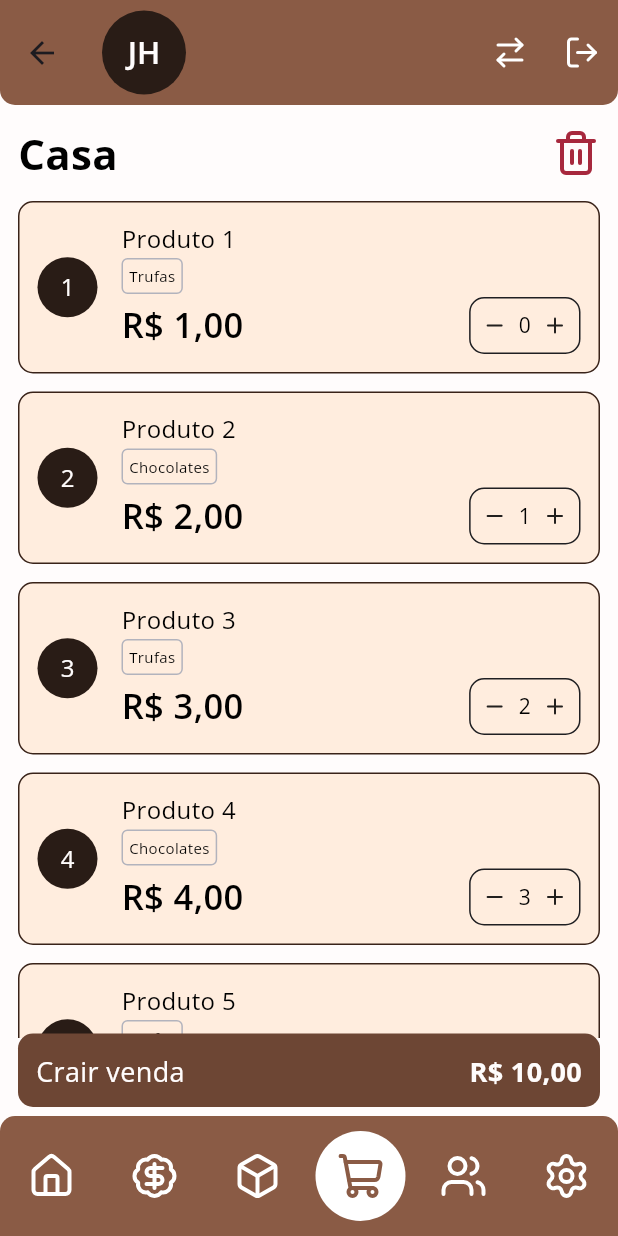
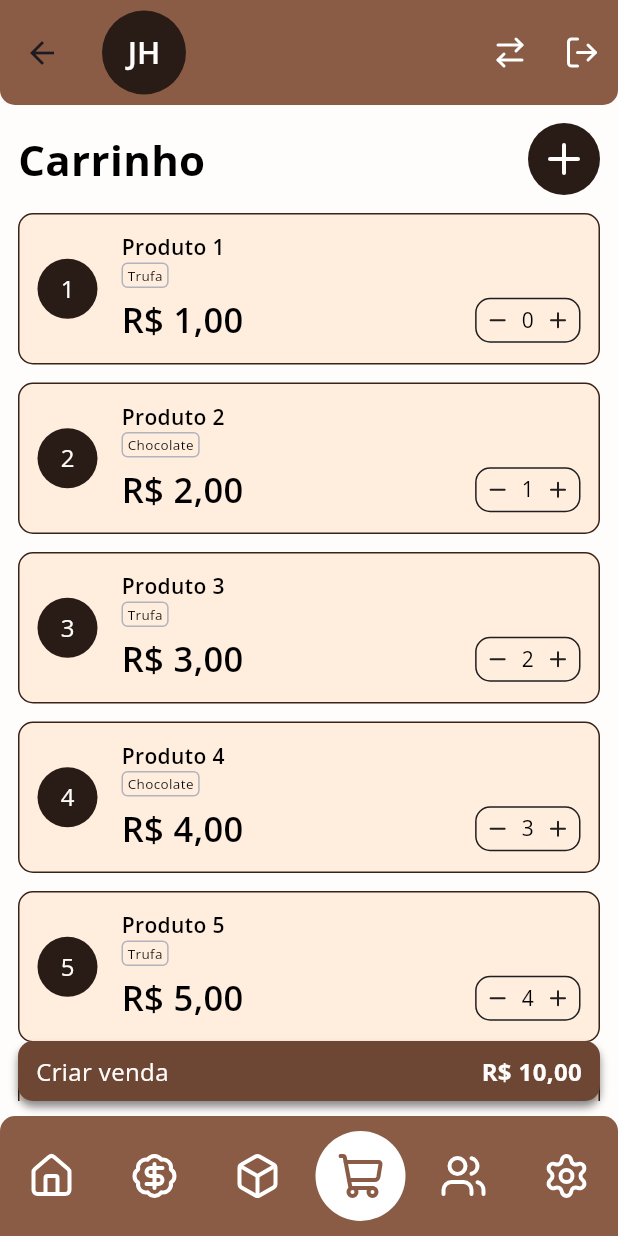
Before and after one commit to Jhyea026/trufapp, a Flutter app: the HomePage screen opened by its route, item 4 of the bottom bar chosen, on a phone screen of 412 x 824 dp. Run offline on Flutter 3.47's test engine with Material 3 defaults, Android fonts, the phone set to English and light mode, and no system bars; drawn by our look-alikes of easy_rich_text; our stand-ins replace flutter_lucide, get.

Commit message:
Reajuste na tela de carrinho e adicionado botão de "Adicionar produto"

```diff
--- /dev/null
+++ b/lib/app/core/components/addButtom.dart
@@ -0,0 +1,39 @@
+// ignore: file_names
+import 'package:flutter/material.dart';
+import 'package:flutter_lucide/flutter_lucide.dart';
+import 'package:trufapp/app/core/theme/app_colors.dart';
+
+class Addbuttom extends StatefulWidget {
+  final VoidCallback? acao;
+
+  const Addbuttom({super.key, this.acao});
+
+  @override
+  State<Addbuttom> createState() => _AddbuttomState();
+}
+
+class _AddbuttomState extends State<Addbuttom> {
+  bool hover = false;
+  @override
+  Widget build(BuildContext context) {
+    return InkWell(
+      onHover: (isHovering) {
+        setState(() {
+          hover = isHovering;
+        });
+      },
+      borderRadius: BorderRadius.circular(50),
+      onTap: widget.acao,
+      child: Container(
+        width: 48,
+        height: 48,
+        decoration: BoxDecoration(
+          borderRadius: BorderRadius.circular(50),
+          color: hover ? AppColors.darkMocha430 : AppColors.darkMocha460,
+
+        ),
+        child: Icon(LucideIcons.plus, size: 32, color: AppColors.lightMocha10,)
+      ),
+    );
+  }
+}
--- a/lib/app/core/components/contador_quantidade.dart
+++ b/lib/app/core/components/contador_quantidade.dart
@@ -16,7 +16,7 @@ class ContadorQuantidade extends StatelessWidget {
   @override
   Widget build(BuildContext context) {
     return Container(
-      padding: EdgeInsets.all(8),
+      padding: EdgeInsets.symmetric(horizontal: 6, vertical: 4),
       decoration: BoxDecoration(
         border: Border.all(color: AppColors.darkMocha220),
         borderRadius: BorderRadius.circular(10),
--- a/lib/app/core/components/custom_button.dart
+++ b/lib/app/core/components/custom_button.dart
@@ -2,12 +2,13 @@ import 'package:flutter/material.dart';
 import 'package:trufapp/app/core/components/apptext.dart';
 import 'package:trufapp/app/core/theme/app_colors.dart';
 import 'package:trufapp/app/core/theme/app_fonts_weight.dart';
+import 'package:trufapp/app/utils/custom_shadow.dart';
 
 class CustomButton extends StatefulWidget {
   final Widget? filho;
   final String? texto;
   final double? largura, altura;
-  final bool carregando, mostraBorda;
+  final bool carregando, mostraBorda, mostraSombra;
   final Color? corFundo, corTexto, corHover;
   final VoidCallback? acao;
 
@@ -19,6 +20,7 @@ class CustomButton extends StatefulWidget {
     this.altura,
     this.carregando = false,
     this.mostraBorda = true,
+    this.mostraSombra = false,
     this.corFundo,
     this.acao,
     this.corTexto, this.corHover,
@@ -50,6 +52,9 @@ class _CustomButtonState extends State<CustomButton> {
               ? Border.all(color: AppColors.darkMocha420)
               : null,
           borderRadius: BorderRadius.all(Radius.circular(10)),
+          boxShadow: widget.mostraSombra?[
+            customShadow()
+          ]: []
         ),
         child: widget.carregando
             ? Center(
--- a/lib/app/core/components/etiqueta.dart
+++ b/lib/app/core/components/etiqueta.dart
@@ -10,7 +10,7 @@ class Etiqueta extends StatelessWidget {
   @override
   Widget build(BuildContext context) {
     return Container(
-      padding: EdgeInsets.all(4),
+      padding: EdgeInsets.symmetric(horizontal: 3, vertical: 1),
       decoration: BoxDecoration(
         border: Border.all(color: corBorda ?? AppColors.darkMocha140),
         borderRadius: BorderRadius.circular(4),
@@ -18,7 +18,8 @@ class Etiqueta extends StatelessWidget {
       child: AppText(
         text: texto,
         color: corBorda ?? AppColors.darkMocha240,
-        fontSize: 10,
+        fontSize: 9,
+
       ),
     );
   }
--- a/lib/app/pages/carrinho/carrinho_page.dart
+++ b/lib/app/pages/carrinho/carrinho_page.dart
@@ -1,7 +1,8 @@
 import 'package:flutter/material.dart';
-import 'package:flutter_lucide/flutter_lucide.dart';
+import 'package:trufapp/app/core/components/addButtom.dart';
 import 'package:trufapp/app/core/components/apptext.dart';
 import 'package:trufapp/app/core/components/contador_quantidade.dart';
+import 'package:trufapp/app/core/components/custom_button.dart';
 import 'package:trufapp/app/core/components/etiqueta.dart';
 import 'package:trufapp/app/core/theme/app_colors.dart';
 import 'package:trufapp/app/core/theme/app_fonts_weight.dart';
@@ -11,13 +12,12 @@ class CarrinhoPage extends StatelessWidget {
 
   @override
   Widget build(BuildContext context) {
-    final double alturaBotao = 49;
     return Container(
-      padding: EdgeInsets.only(left: 12, right: 12, top: 12, bottom: 86),
+      padding: EdgeInsets.only(left: 12, right: 12, top: 12, bottom: 90),
       child: Stack(
         children: [
           Padding(
-            padding: const EdgeInsets.only(bottom: 46),
+            padding: const EdgeInsets.only(bottom: 0),
             child: Column(
               crossAxisAlignment: CrossAxisAlignment.start,
               children: [
@@ -25,19 +25,12 @@ class CarrinhoPage extends StatelessWidget {
                   mainAxisAlignment: MainAxisAlignment.spaceBetween,
                   children: [
                     AppText(
-                      text: 'Casa',
+                      text: 'Carrinho',
                       color: AppColors.darkMocha240,
                       fontSize: 28,
                       fontWeight: AppFontsWeight.bold,
                     ),
-                    InkWell(
-                      onTap: () {},
-                      child: const Icon(
-                        LucideIcons.trash,
-                        color: AppColors.secondary500,
-                        size: 32,
-                      ),
-                    ),
+                    Addbuttom(),
                   ],
                 ),
                 SizedBox(height: 12),
@@ -70,14 +63,15 @@ class CarrinhoPage extends StatelessWidget {
                                       AppText(
                                         text: "Produto ${index + 1}",
                                         color: AppColors.darkMocha240,
+                                        fontSize: 14,
+                                        fontWeight: AppFontsWeight.semiBold,
                                       ),
-                                      const SizedBox(height: 2),
                                       Etiqueta(
                                         texto: index % 2 == 0
-                                            ? "Trufas"
-                                            : "Chocolates",
+                                            ? "Trufa"
+                                            : "Chocolate",
                                       ),
-                                      const SizedBox(height: 2),
+                                      const SizedBox(height: 5),
                                       Row(
                                         mainAxisAlignment:
                                             MainAxisAlignment.spaceBetween,
@@ -110,29 +104,18 @@ class CarrinhoPage extends StatelessWidget {
 
           Align(
             alignment: Alignment.bottomCenter,
-            child: InkWell(
-              onTap: () {},
-              child: Container(
-                height: alturaBotao,
-                padding: const EdgeInsets.all(12),
-                decoration: BoxDecoration(
-                  color: AppColors.darkMocha420,
-                  borderRadius: BorderRadius.circular(10),
-                ),
+            child: CustomButton(
+              corHover: AppColors.darkMocha410,
+              corFundo: AppColors.darkMocha420,
+              mostraBorda: false,
+              mostraSombra: true,
+              filho: Padding(
+                padding: const EdgeInsets.symmetric(horizontal: 12),
                 child: Row(
                   mainAxisAlignment: MainAxisAlignment.spaceBetween,
                   children: [
-                    AppText(
-                      text: 'Crair venda',
-                      color: AppColors.lightMocha10,
-                      fontSize: 18,
-                    ),
-                    AppText(
-                      text: 'R\$ 10,00',
-                      color: AppColors.lightMocha10,
-                      fontSize: 18,
-                      fontWeight: AppFontsWeight.bold,
-                    ),
+                    AppText(text: 'Criar venda'),
+                    AppText(text: 'R\$ 10,00', fontWeight: AppFontsWeight.bold),
                   ],
                 ),
               ),
--- a/lib/app/pages/login/login_page.dart
+++ b/lib/app/pages/login/login_page.dart
@@ -6,6 +6,7 @@ import 'package:trufapp/app/core/components/custom_text_field.dart';
 import 'package:trufapp/app/core/routes/pages_routes.dart';
 import 'package:trufapp/app/core/theme/app_colors.dart';
 import 'package:trufapp/app/core/theme/app_fonts_weight.dart';
+import 'package:trufapp/app/utils/custom_shadow.dart';
 
 class LoginPage extends StatelessWidget {
   const LoginPage({super.key});
@@ -30,6 +31,9 @@ class LoginPage extends StatelessWidget {
                     decoration: BoxDecoration(
                       color: AppColors.darkMocha410,
                       borderRadius: BorderRadius.circular(20),
+                      boxShadow: [
+                        customShadow()
+                      ]
                     ),
                     padding: EdgeInsets.fromLTRB(17, 20, 17, 21),
                     child: Column(
--- /dev/null
+++ b/lib/app/utils/custom_shadow.dart
@@ -0,0 +1,12 @@
+import 'package:flutter/material.dart';
+
+BoxShadow customShadow({
+  Offset? direcaoShadow = const Offset(0, 4),
+  double? valorBlurRadius = 4
+  }) {
+  return BoxShadow(
+    offset: direcaoShadow!,
+    blurRadius: valorBlurRadius!,
+    color: Color(0x75000000),
+  );
+}
```
